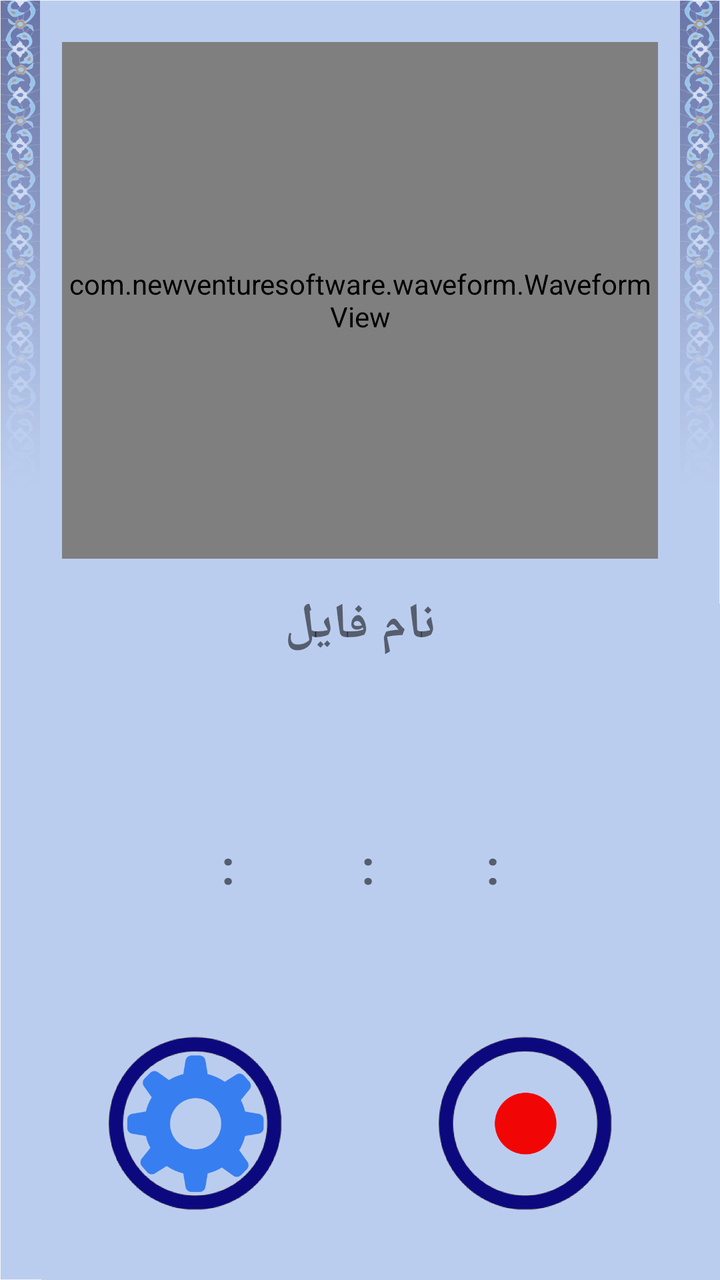
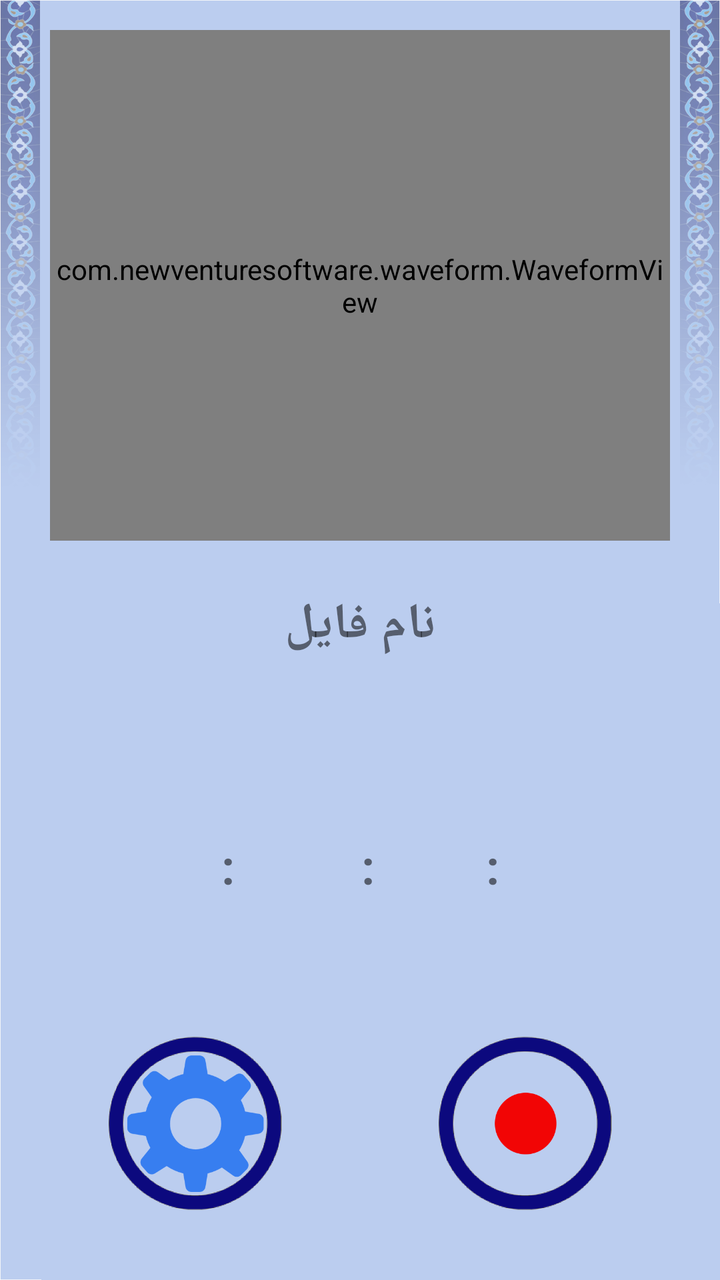

Compare the two renders of this Android layout. The source of the first and the diff that turns it into the second are given below.
<!-- AndroidManifest.xml: application theme AppTheme -->
<!-- res/layout/activity_audio_record.xml -->
<?xml version="1.0" encoding="utf-8"?>
<RelativeLayout
    xmlns:android="http://schemas.android.com/apk/res/android"
    xmlns:app="http://schemas.android.com/apk/lib/com.example.jaisonjoseph.newsclient"
    android:layout_width="match_parent"
    android:layout_height="match_parent"
    android:orientation="vertical">


    <ImageView
        android:id="@+id/imageView"
        android:layout_width="fill_parent"
        android:layout_height="fill_parent"
        android:adjustViewBounds="false"
        android:cropToPadding="false"
        android:scaleType="fitXY"
        android:src="@drawable/recordermaster" />

    <LinearLayout
        android:id="@+id/linearLayout"
        android:layout_width="match_parent"
        android:layout_height="match_parent"
        android:layout_alignParentLeft="true"
        android:layout_alignParentStart="true"
        android:layout_alignParentTop="true"
        android:layout_marginBottom="35dp"
        android:layout_marginLeft="15dp"
        android:layout_marginRight="15dp"
        android:layout_marginTop="5dp"
        android:orientation="vertical">

        <include
            layout="@layout/content_main"
            android:layout_width="match_parent"
            android:layout_height="match_parent"
            android:layout_weight=".8" />

        <TextView
            android:id="@+id/file_name_id"
            android:layout_width="match_parent"
            android:layout_height="match_parent"
            android:layout_weight="1.4"
            android:text="نام فایل"
            android:textAlignment="center"
            android:textSize="25dp"
            android:textStyle="bold" />

        <TextView
            android:id="@+id/record_info"
            android:layout_width="match_parent"
            android:layout_height="match_parent"
            android:layout_marginTop="3dp"
            android:layout_weight="1.4"
            android:textAlignment="center"
            android:textStyle="bold" />

        <LinearLayout
            android:layout_width="match_parent"
            android:layout_height="match_parent"
            android:layout_marginTop="3dp"
            android:layout_weight="1.3"
            android:orientation="vertical">

            <LinearLayout
                android:layout_width="match_parent"
                android:layout_height="match_parent"
                android:layout_marginTop="2dp"
                android:layout_weight="1"
                android:orientation="horizontal">

                <TextView
                    android:id="@+id/blank1"
                    android:layout_width="match_parent"
                    android:layout_height="match_parent"
                    android:layout_weight="1" />

                <TextView
                    android:id="@+id/hr"
                    android:layout_width="match_parent"
                    android:layout_height="match_parent"
                    android:layout_weight="1"
                    android:textAlignment="center"
                    android:textSize="24sp" />

                <TextView
                    android:id="@+id/b1"
                    android:layout_width="match_parent"
                    android:layout_height="match_parent"
                    android:layout_weight="1.1"
                    android:text=":"
                    android:textAlignment="center"
                    android:textSize="24sp"
                    android:textStyle="bold" />

                <TextView
                    android:id="@+id/min"
                    android:layout_width="53dp"
                    android:layout_height="match_parent"
                    android:textAlignment="center"
                    android:textSize="24sp" />

                <TextView
                    android:id="@+id/b2"
                    android:layout_width="match_parent"
                    android:layout_height="match_parent"
                    android:layout_weight="1.1"
                    android:text=":"
                    android:textAlignment="center"
                    android:textSize="24sp"
                    android:textStyle="bold" />

                <TextView
                    android:id="@+id/sec"
                    android:layout_width="match_parent"
                    android:layout_height="match_parent"
                    android:layout_weight="1"
                    android:textAlignment="center"
                    android:textSize="24sp" />

                <TextView
                    android:id="@+id/b3"
                    android:layout_width="match_parent"
                    android:layout_height="match_parent"
                    android:layout_weight="1.1"
                    android:text=":"
                    android:textAlignment="center"
                    android:textSize="24sp"
                    android:textStyle="bold" />

                <TextView
                    android:id="@+id/dsec"
                    android:layout_width="match_parent"
                    android:layout_height="match_parent"
                    android:layout_weight="1"
                    android:textAlignment="center"
                    android:textSize="24sp" />

                <TextView
                    android:id="@+id/blank2"
                    android:layout_width="match_parent"
                    android:layout_height="match_parent"
                    android:layout_weight="1" />

            </LinearLayout>

        </LinearLayout>

        <LinearLayout
            android:layout_width="match_parent"
            android:layout_height="match_parent"
            android:layout_marginTop="10dp"
            android:layout_weight="1.3"
            android:orientation="horizontal">

            <ImageView
                android:id="@+id/btn_setting"
                android:layout_width="match_parent"
                android:layout_height="match_parent"
                android:layout_weight="1"
                android:src="@drawable/icn_setting" />

            <ImageView
                android:id="@+id/btn_rec"
                android:layout_width="match_parent"
                android:layout_height="match_parent"
                android:layout_weight="1"
                android:src="@drawable/icn_rec" />
        </LinearLayout>


    </LinearLayout>



</RelativeLayout>
<!-- res/layout/content_main.xml (included above) -->
<?xml version="1.0" encoding="utf-8"?>
<LinearLayout xmlns:android="http://schemas.android.com/apk/res/android"
    xmlns:app="http://schemas.android.com/apk/res-auto"
    xmlns:tools="http://schemas.android.com/tools"
    android:layout_width="match_parent"
    android:layout_height="match_parent"
    android:paddingBottom="16dp"
    android:paddingLeft="16dp"
    android:paddingRight="16dp"
    android:paddingTop="16dp"
    android:orientation="vertical"
    app:layout_behavior="@string/appbar_scrolling_view_behavior"
    tools:context="ir.khorramnejad.soundrecorderpro.Mp3AudioRecordActivity"
    tools:showIn="@layout/activity_audio_record">

    <com.newventuresoftware.waveform.WaveformView
        android:layout_width="match_parent"
        android:layout_height="0dp"
        android:layout_weight="1"
        app:mode="RECORDING"
        android:background="#05000000"
        android:id="@+id/waveformView" />

    
        
        
        
        
        
        
        
        
        
</LinearLayout>
<!-- resources referenced by this layout -->
<resources>
  <!-- drawable icn_rec: png bitmap (drawable-xxxhdpi, 52531 bytes) -->
  <!-- drawable icn_setting: png bitmap (drawable-xxxhdpi, 57425 bytes) -->
  <!-- drawable recordermaster: png bitmap (drawable-xxxhdpi, 659663 bytes) -->
  <style name="AppTheme" parent="Theme.AppCompat.Light.DarkActionBar">
          
          <item name="colorPrimary">@color/colorPrimary</item>
          <item name="colorPrimaryDark">@color/colorPrimaryDark</item>
          <item name="colorAccent">@color/colorAccent</item>
      </style>
  <color name="colorPrimary">#3F51B5</color>
  <color name="colorPrimaryDark">#303F9F</color>
  <color name="colorAccent">#FF4081</color>
</resources>

<!-- the commit's change to res/layout/activity_audio_record.xml (unified diff, before → after) -->
@@ -33,6 +33,7 @@
             layout="@layout/content_main"
             android:layout_width="match_parent"
             android:layout_height="match_parent"
+            android:layout_marginBottom="15dp"
             android:layout_weight=".8" />
 
         <TextView
@@ -180,10 +181,10 @@
     xmlns:tools="http://schemas.android.com/tools"
     android:layout_width="match_parent"
     android:layout_height="match_parent"
-    android:paddingBottom="16dp"
-    android:paddingLeft="16dp"
-    android:paddingRight="16dp"
-    android:paddingTop="16dp"
+    android:paddingBottom="10dp"
+    android:paddingLeft="10dp"
+    android:paddingRight="10dp"
+    android:paddingTop="10dp"
     android:orientation="vertical"
     app:layout_behavior="@string/appbar_scrolling_view_behavior"
     tools:context="ir.khorramnejad.soundrecorderpro.Mp3AudioRecordActivity"
